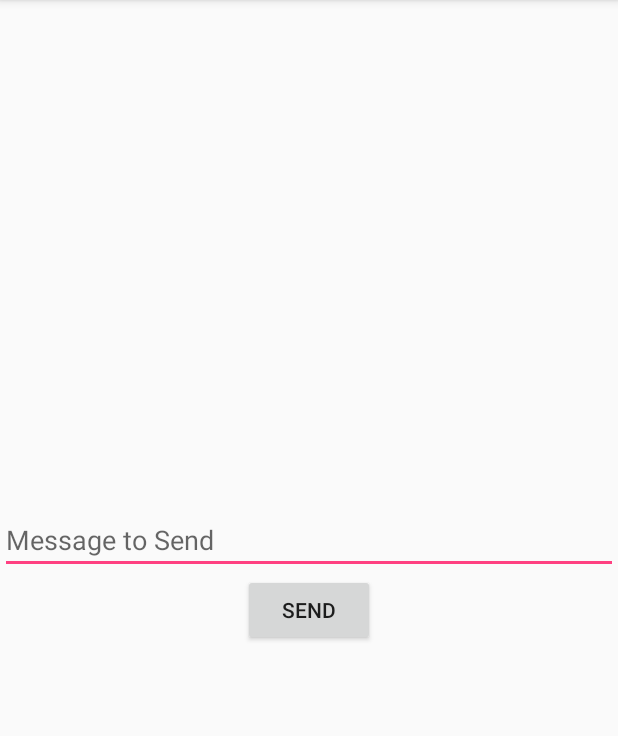
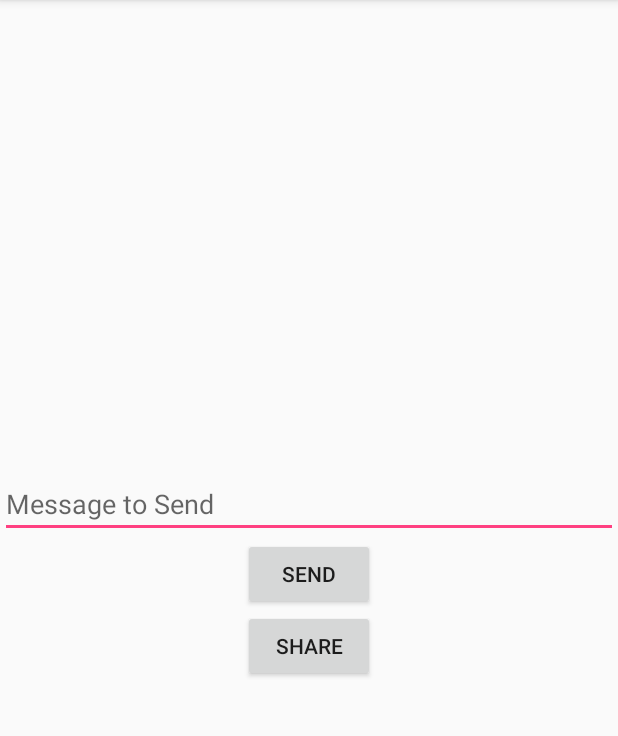
Before and after one commit to awzhou/IntentsLearning, an Android app: the screen it shows after launch (SendMessageActivity), on a phone screen of 412 x 824 dp, the part 84-820 px from its top. Run offline under Robolectric (Android 15) with nearby library versions, the phone set to English and light mode, and no system bars.

Commit message:
Added Share option

```diff
--- a/app/src/main/java/com/example/intentslearning/SendMessageActivity.java
+++ b/app/src/main/java/com/example/intentslearning/SendMessageActivity.java
@@ -11,6 +11,7 @@ public class SendMessageActivity extends AppCompatActivity {
 
     private EditText editTextMessage;
     private Button buttonSendMessage;
+    private Button buttonShare;
 
     public static final String EXTRA_SENT_MESSAGE ="the message";
 
@@ -36,10 +37,26 @@ public class SendMessageActivity extends AppCompatActivity {
                 startActivity(intentSendMessage);
             }
         });
+
+        buttonShare.setOnClickListener(new View.OnClickListener() {
+            @Override
+            public void onClick(View v) {
+                // make an intent with the desired action
+                Intent intentShare = new Intent(Intent.ACTION_SEND);
+                // set the data type of the stuff we're packaging away
+                // can look up the type you need on the internet
+                intentShare.setType("text/plain");
+                // put the extra with the message
+                intentShare.putExtra(EXTRA_SENT_MESSAGE, editTextMessage.getText().toString());
+                // launch the activity
+                startActivity(intentShare);
+            }
+        });
     }
 
     private void wireWidgets() {
         editTextMessage = findViewById(R.id.editText_sendmessage_msg);
         buttonSendMessage = findViewById(R.id.button_sendmessage_send);
+        buttonShare = findViewById(R.id.button_sendmessage_share);
     }
 }
--- a/app/src/main/res/layout/activity_send_message.xml
+++ b/app/src/main/res/layout/activity_send_message.xml
@@ -25,10 +25,21 @@
         android:layout_width="wrap_content"
         android:layout_height="wrap_content"
         android:text="Send"
-        app:layout_constraintBottom_toBottomOf="parent"
+        app:layout_constraintBottom_toTopOf="@+id/button_sendmessage_share"
         app:layout_constraintEnd_toEndOf="parent"
         app:layout_constraintHorizontal_bias="0.5"
         app:layout_constraintStart_toStartOf="parent"
         app:layout_constraintTop_toBottomOf="@+id/editText_sendmessage_msg" />
 
+    <Button
+        android:id="@+id/button_sendmessage_share"
+        android:layout_width="wrap_content"
+        android:layout_height="wrap_content"
+        android:text="Share"
+        app:layout_constraintBottom_toBottomOf="parent"
+        app:layout_constraintEnd_toEndOf="parent"
+        app:layout_constraintHorizontal_bias="0.5"
+        app:layout_constraintStart_toStartOf="parent"
+        app:layout_constraintTop_toBottomOf="@+id/button_sendmessage_send" />
+
 </android.support.constraint.ConstraintLayout>
```
